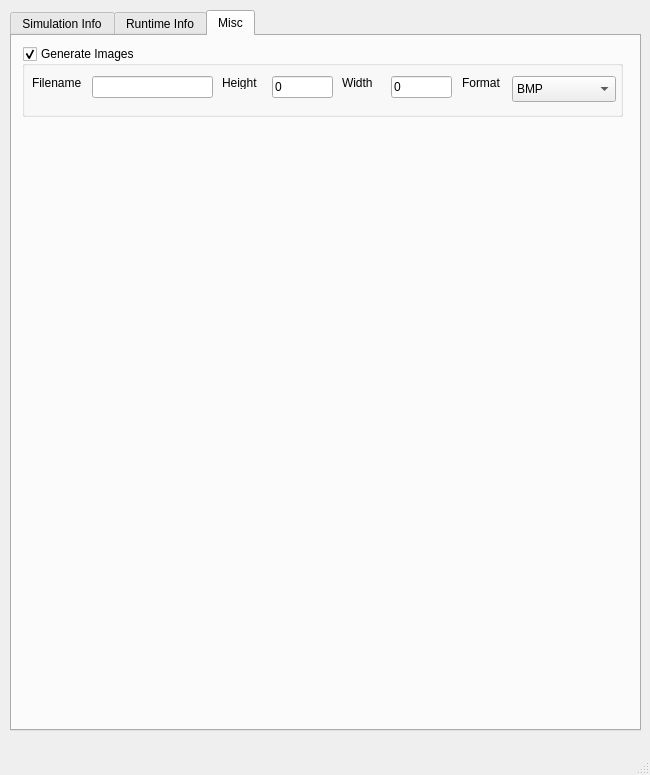
Before: the Qt Designer form src/VisIt/libsim/uintah.ui in Uintah/Uintah, drawn with Qt 5.
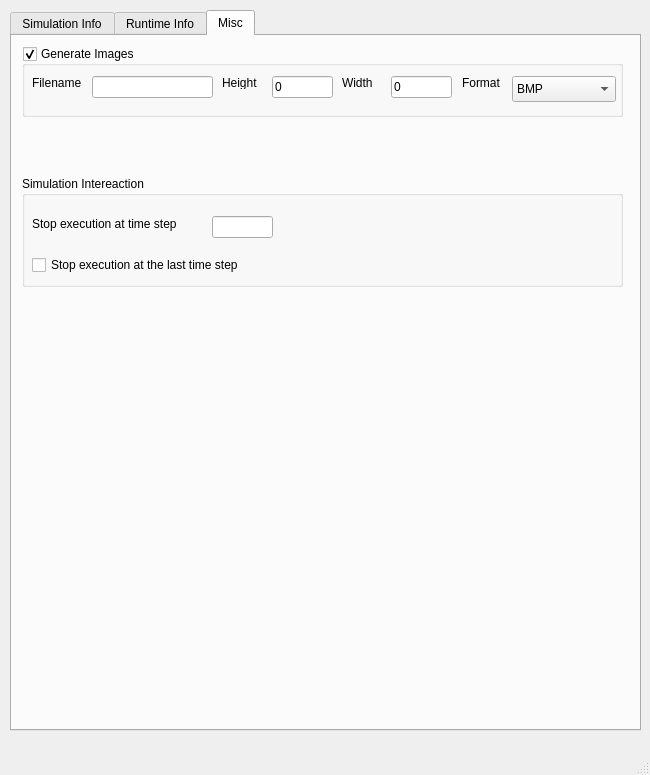
After: the same form once the commit is applied. The open tabs and pages were chosen to show the change.

Commit message: changed var name and added stop features

Patch:
```diff
--- a/src/VisIt/libsim/uintah.ui
+++ b/src/VisIt/libsim/uintah.ui
@@ -718,6 +718,55 @@
        </property>
       </widget>
      </widget>
+     <widget class="QGroupBox" name="InteractionGroupBox">
+      <property name="geometry">
+       <rect>
+        <x>10</x>
+        <y>140</y>
+        <width>601</width>
+        <height>111</height>
+       </rect>
+      </property>
+      <property name="title">
+       <string>Simulation Intereaction</string>
+      </property>
+      <widget class="QCheckBox" name="StopAtLastTimeStep">
+       <property name="geometry">
+        <rect>
+         <x>10</x>
+         <y>80</y>
+         <width>251</width>
+         <height>18</height>
+        </rect>
+       </property>
+       <property name="text">
+        <string>Stop execution at the last time step</string>
+       </property>
+      </widget>
+      <widget class="QLineEdit" name="StopAtTimestep">
+       <property name="geometry">
+        <rect>
+         <x>190</x>
+         <y>40</y>
+         <width>61</width>
+         <height>22</height>
+        </rect>
+       </property>
+      </widget>
+      <widget class="QLabel" name="StopAtLastTimeStepLabel">
+       <property name="geometry">
+        <rect>
+         <x>10</x>
+         <y>40</y>
+         <width>171</width>
+         <height>16</height>
+        </rect>
+       </property>
+       <property name="text">
+        <string>Stop execution at time step</string>
+       </property>
+      </widget>
+     </widget>
     </widget>
    </widget>
   </widget>
```
The commit also changes 9 other files.
